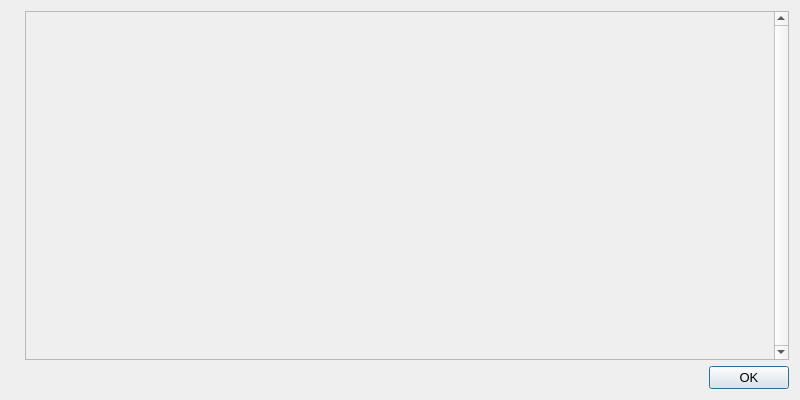
This is src/qt/forms/helpmessagedialog.ui in thelonecrouton/bitcredit as Qt 5 draws it before an edit. The edited form follows.
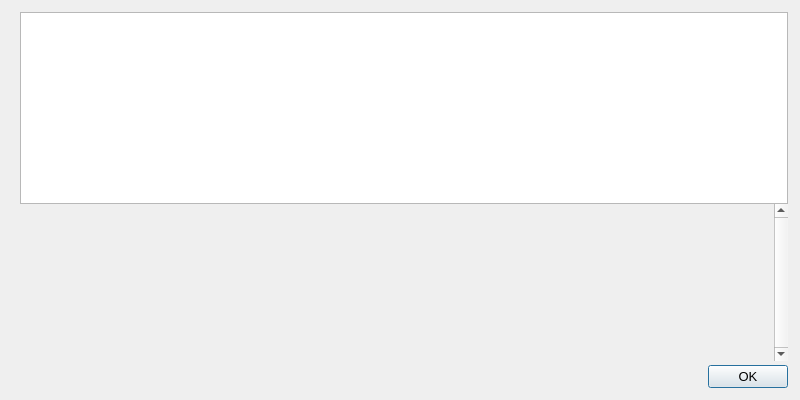
This is the edited form. Icons and pictures are not drawn.

```diff
--- a/src/qt/forms/helpmessagedialog.ui
+++ b/src/qt/forms/helpmessagedialog.ui
@@ -19,6 +19,21 @@
    <string notr="true">Bitcredit Core - Command-line options</string>
   </property>
   <layout class="QHBoxLayout" name="horizontalLayout_2">
+   <property name="spacing">
+    <number>0</number>
+   </property>
+   <property name="leftMargin">
+    <number>12</number>
+   </property>
+   <property name="topMargin">
+    <number>12</number>
+   </property>
+   <property name="rightMargin">
+    <number>12</number>
+   </property>
+   <property name="bottomMargin">
+    <number>12</number>
+   </property>
    <item>
     <widget class="QLabel" name="graphic">
      <property name="sizePolicy">
@@ -34,8 +49,18 @@
    </item>
    <item>
     <layout class="QVBoxLayout" name="verticalLayout">
+     <item>
+      <widget class="QTextEdit" name="helpMessage">
+       <property name="readOnly">
+        <bool>true</bool>
+       </property>
+      </widget>
+     </item>
      <item>
       <widget class="QScrollArea" name="scrollArea">
+       <property name="frameShape">
+        <enum>QFrame::NoFrame</enum>
+       </property>
        <property name="verticalScrollBarPolicy">
         <enum>Qt::ScrollBarAlwaysOn</enum>
        </property>
@@ -43,14 +68,6 @@
         <bool>true</bool>
        </property>
        <widget class="QWidget" name="scrollAreaWidgetContents">
-        <property name="geometry">
-         <rect>
-          <x>0</x>
-          <y>0</y>
-          <width>659</width>
-          <height>348</height>
-         </rect>
-        </property>
         <layout class="QVBoxLayout" name="verticalLayout_2">
          <item>
           <widget class="QLabel" name="helpMessageLabel">
@@ -60,6 +77,9 @@
            <property name="textFormat">
             <enum>Qt::PlainText</enum>
            </property>
+           <property name="alignment">
+            <set>Qt::AlignLeading|Qt::AlignLeft|Qt::AlignTop</set>
+           </property>
            <property name="openExternalLinks">
             <bool>true</bool>
            </property>
@@ -72,6 +92,22 @@
        </widget>
       </widget>
      </item>
+     <item>
+      <spacer name="verticalSpacer">
+       <property name="orientation">
+        <enum>Qt::Vertical</enum>
+       </property>
+       <property name="sizeType">
+        <enum>QSizePolicy::Fixed</enum>
+       </property>
+       <property name="sizeHint" stdset="0">
+        <size>
+         <width>4</width>
+         <height>4</height>
+        </size>
+       </property>
+      </spacer>
+     </item>
      <item>
       <widget class="QDialogButtonBox" name="okButton">
        <property name="orientation">
```
Left out of the diff: 55 changed lines with no effect on the pictures.
